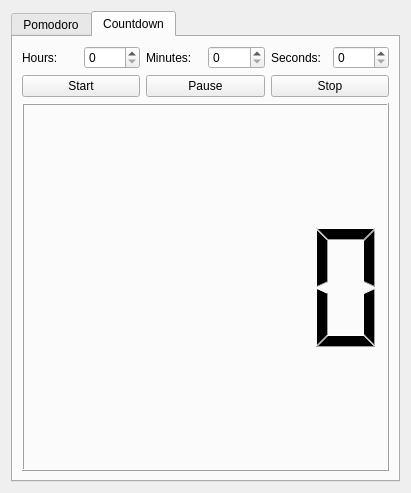
Above: Multiplatform-QT/pomodoro.ui from nullsym/pomodoro before the change. Below: the same form after it.
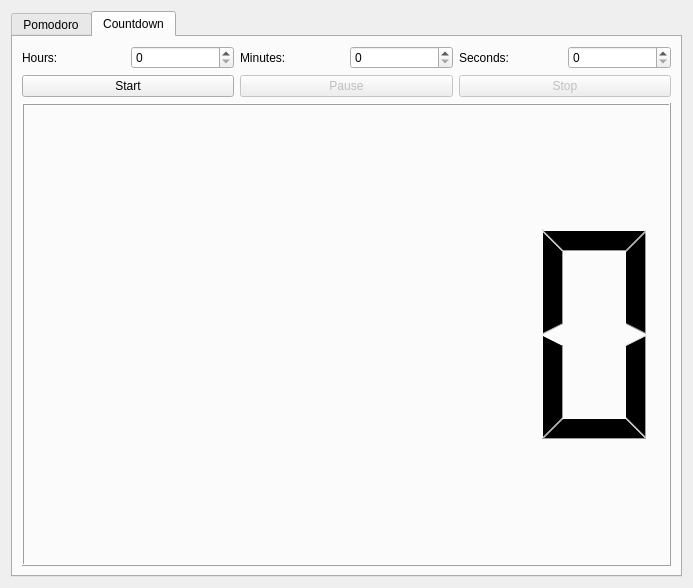
That is the form after the change.

Diff of the .ui file:
```diff
--- a/Multiplatform-QT/pomodoro.ui
+++ b/Multiplatform-QT/pomodoro.ui
@@ -9,8 +9,8 @@
    <rect>
     <x>0</x>
     <y>0</y>
-    <width>411</width>
-    <height>493</height>
+    <width>693</width>
+    <height>588</height>
    </rect>
   </property>
   <property name="windowTitle">
@@ -38,12 +38,20 @@
       <attribute name="title">
        <string>Countdown</string>
       </attribute>
-      <layout class="QHBoxLayout" name="horizontalLayout_3">
+      <layout class="QVBoxLayout" name="verticalLayout_6">
        <item>
-        <layout class="QVBoxLayout" name="verticalLayout" stretch="0,0,0">
+        <layout class="QVBoxLayout" name="verticalLayout">
          <item>
           <layout class="QHBoxLayout" name="horizontalLayout_2">
            <item>
+            <layout class="QHBoxLayout" name="horizontalLayout_3">
+             <item>
+              <layout class="QHBoxLayout" name="horizontalLayout_4">
+               <item>
+                <layout class="QVBoxLayout" name="verticalLayout_3">
+                 <item>
+                  <layout class="QHBoxLayout" name="horizontalLayout_5">
+                   <item>
             <widget class="QLabel" name="label_hours">
              <property name="text">
               <string>Hours:</string>
@@ -53,6 +61,25 @@
            <item>
             <widget class="QSpinBox" name="spinBox_hours"/>
            </item>
+                  </layout>
+                 </item>
+                 <item>
+                  <widget class="QPushButton" name="pushButton_1">
+                   <property name="text">
+                    <string>Start</string>
+                   </property>
+                  </widget>
+                 </item>
+                </layout>
+               </item>
+              </layout>
+             </item>
+             <item>
+              <layout class="QHBoxLayout" name="horizontalLayout_6">
+               <item>
+                <layout class="QVBoxLayout" name="verticalLayout_4">
+                 <item>
+                  <layout class="QHBoxLayout" name="horizontalLayout_7">
            <item>
             <widget class="QLabel" name="label_minutes">
              <property name="text">
@@ -63,6 +90,26 @@
            <item>
             <widget class="QSpinBox" name="spinBox_minutes"/>
            </item>
+                  </layout>
+                 </item>
+                 <item>
+                  <widget class="QPushButton" name="pushButton_2">
+                   <property name="enabled">
+                    <bool>false</bool>
+                   </property>
+                   <property name="text">
+                    <string>Pause</string>
+                   </property>
+                  </widget>
+                 </item>
+                </layout>
+               </item>
+              </layout>
+             </item>
+             <item>
+              <layout class="QVBoxLayout" name="verticalLayout_5">
+               <item>
+                <layout class="QHBoxLayout" name="horizontalLayout_9">
            <item>
             <widget class="QLabel" name="label_seconds">
              <property name="text">
@@ -76,27 +123,18 @@
           </layout>
          </item>
          <item>
-          <layout class="QHBoxLayout" name="horizontalLayout_10">
-           <item>
-            <widget class="QPushButton" name="pushButton_1">
-             <property name="text">
-              <string>Start</string>
-             </property>
-            </widget>
-           </item>
-           <item>
-            <widget class="QPushButton" name="pushButton_2">
-             <property name="text">
-              <string>Pause</string>
-             </property>
-            </widget>
-           </item>
-           <item>
             <widget class="QPushButton" name="pushButton_3">
+                 <property name="enabled">
+                  <bool>false</bool>
+                 </property>
              <property name="text">
               <string>Stop</string>
              </property>
             </widget>
+               </item>
+              </layout>
+             </item>
+            </layout>
            </item>
           </layout>
          </item>
```
Lines whose indentation alone changed are shown as unchanged.
